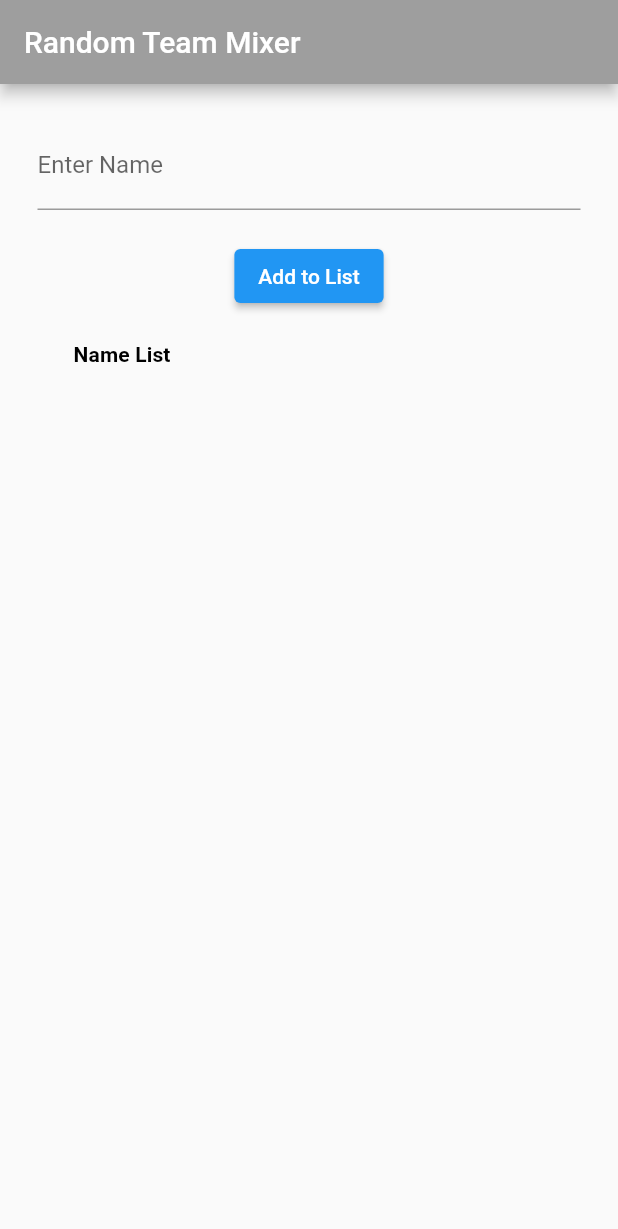
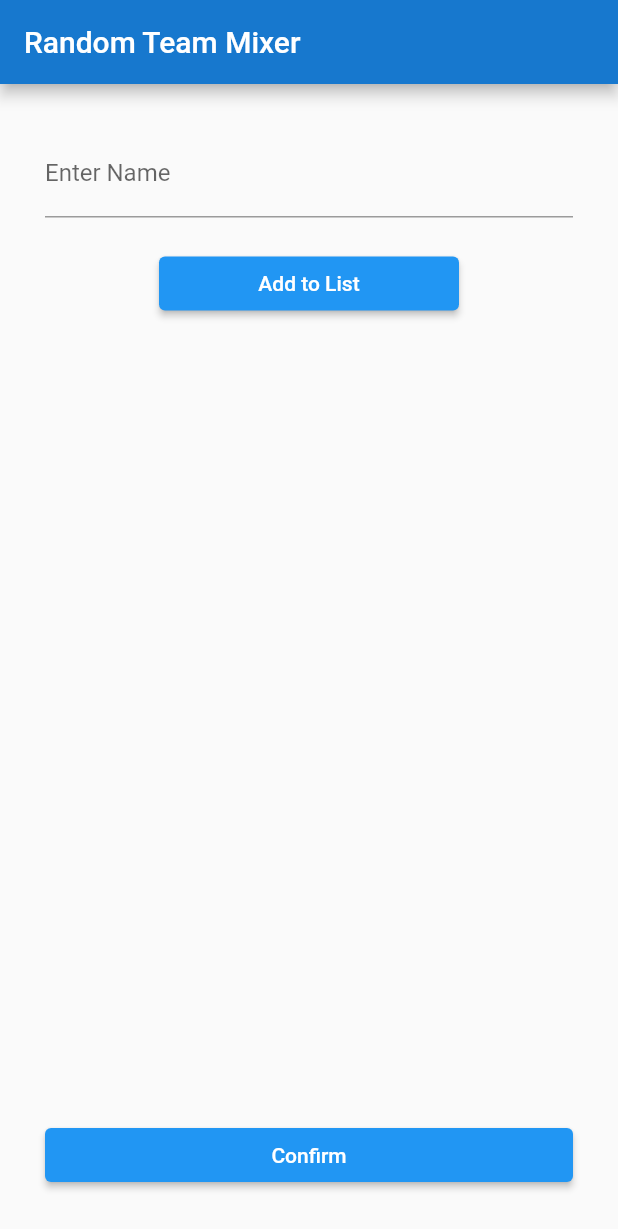
Before and after one commit to Githmaz/Random-Team-Mixer, a Flutter app: the screen it shows after launch, on a phone screen of 412 x 824 dp. Shown: the top 1229 px of the screen. Run offline on Flutter 3.47's test engine with Material 2 defaults, Android fonts, the phone set to English and light mode, and no system bars.

Commit message:
-added confirm button -added delete function to each row -hide the data table if the list is empty

```diff
--- a/random_team_mixer/lib/pages/input_page.dart
+++ b/random_team_mixer/lib/pages/input_page.dart
@@ -17,10 +17,10 @@ class _RandomTeamMixerState extends State<RandomTeamMixer> {
       home: Scaffold(
         appBar: AppBar(
           title: const Text("Random Team Mixer"),
-          backgroundColor: Colors.grey,
+          backgroundColor: Color.fromARGB(255, 23, 120, 206),
         ),
         body: Padding(
-          padding: const EdgeInsets.all(25.0),
+          padding: const EdgeInsets.all(30.0),
           child: Column(
             children: [
               TextField(
@@ -30,15 +30,21 @@ class _RandomTeamMixerState extends State<RandomTeamMixer> {
                 ),
               ),
               const SizedBox(height: 20.0),
-              ElevatedButton(
-                onPressed: () {
-                  addNameToList();
-                },
-                child: const Text("Add to List"),
+              SizedBox(
+                width: 200,
+                child: ElevatedButton(
+                  onPressed: () {
+                    addNameToList();
+                  },
+                  child: const Text("Add to List"),
+                ),
               ),
+              const SizedBox(height: 50.0),
               Expanded(
                 child: SingleChildScrollView(
-                  child: DataTable(
+                  child: nameList.isEmpty
+                      ? Container():DataTable(
+                    headingRowHeight: 70,
                     columns: [
                       DataColumn(
                         label: Container(
@@ -46,23 +52,43 @@ class _RandomTeamMixerState extends State<RandomTeamMixer> {
                           child: const Text(
                             "Name List",
                             style: TextStyle(
-                                fontWeight: FontWeight.bold, fontSize: 14),
+                              fontWeight: FontWeight.bold,
+                              fontSize: 16,
+                            ),
                           ),
                         ),
                       ),
+                      const DataColumn(label: Text("")),
+                      const DataColumn(label: Text("")),
                     ],
                     rows: nameList
                         .map(
-                          (item) => DataRow(
+                          (name) => DataRow(
                             cells: [
                               DataCell(
-                                Text(item),
+                                Text(' '+name),
                               ),
+                               const DataCell(
+                                Text(''),
+                              ),
+                              DataCell(IconButton(
+                                icon: const Icon(Icons.delete),
+                                onPressed: () {
+                                  removeNameFromList(name);
+                                },
+                              ))
                             ],
                           ),
                         )
                         .toList(),
                   ),
+                ),
+              ),
+              SizedBox(
+                width: double.infinity,
+                child: ElevatedButton(
+                  onPressed: () {},
+                  child: const Text("Confirm"),
                 ),
               )
             ],
@@ -73,7 +99,6 @@ class _RandomTeamMixerState extends State<RandomTeamMixer> {
   }
 
   void addNameToList() {
-
     String newName = _textFieldController.text;
 
     if (nameList.contains(newName)) {
@@ -87,4 +112,10 @@ class _RandomTeamMixerState extends State<RandomTeamMixer> {
       _textFieldController.clear();
     });
   }
+
+  void removeNameFromList(String name) {
+    setState(() {
+      nameList.remove(name);
+    });
+  }
 }
```
